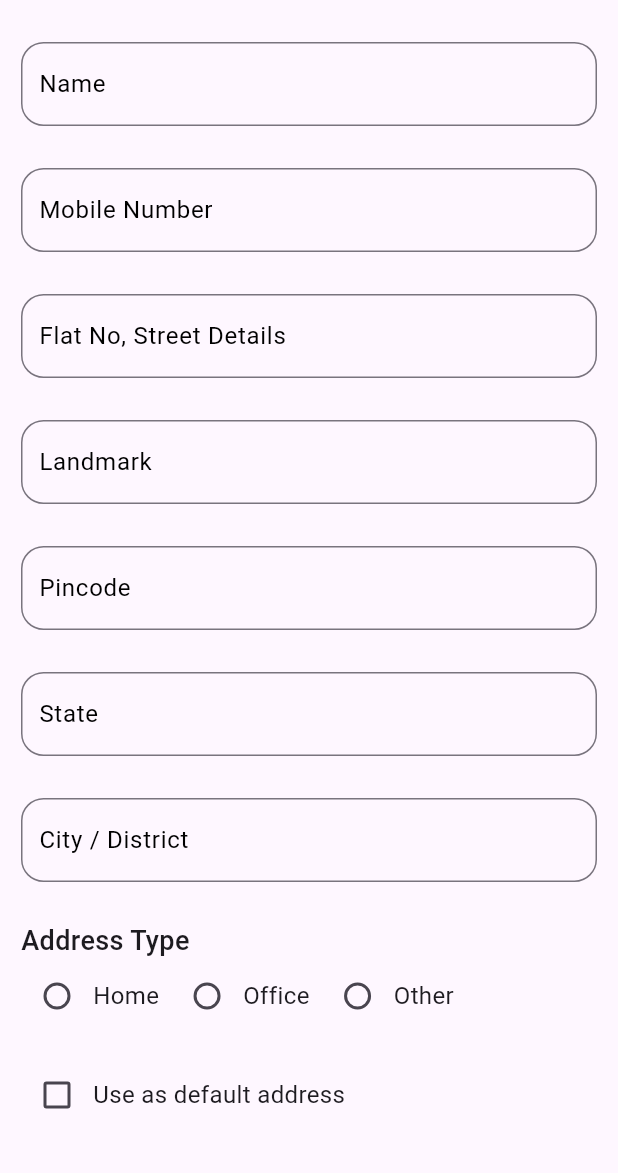
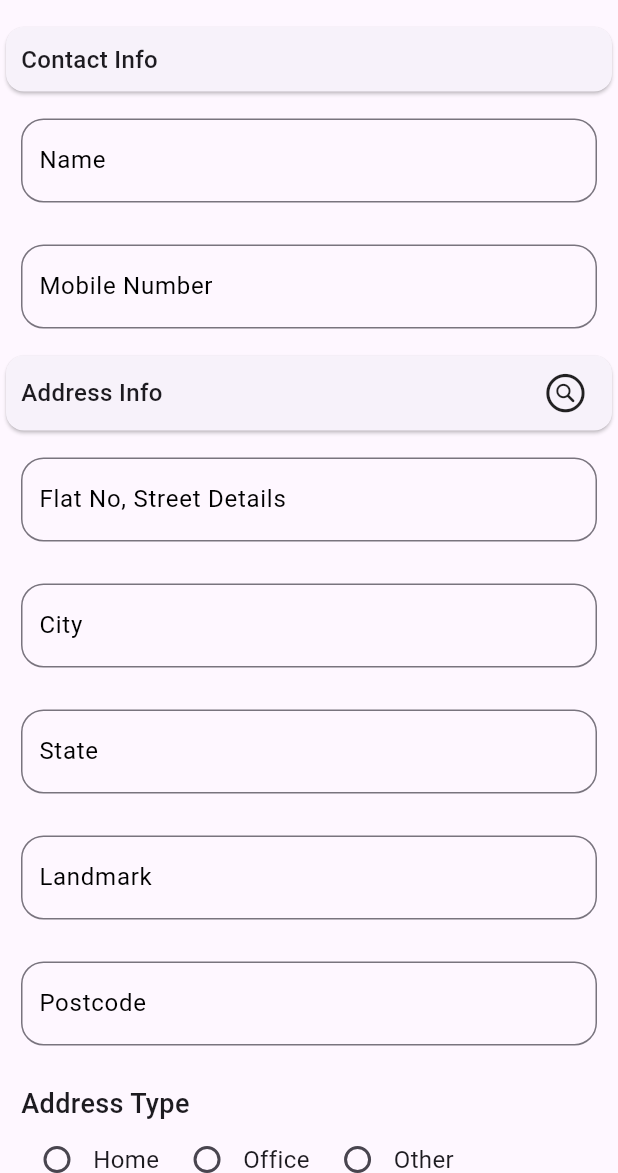
Before and after one commit to 200MUSTAFA001/E-Commerce_App, a Flutter app: the AddNewAddressPage screen opened by its route, on a phone screen of 412 x 824 dp, the part 63-1236 px from its top. Run offline on Flutter 3.47's test engine with Material 3 defaults, Android fonts, the phone set to English and light mode, and no system bars; our stand-ins replace cached_network_image, dartx, dio, flutter_bloc, flutter_dotenv, flutter_rating_bar and 10 more; network calls fail.

Commit message:
feat: implement address search functionality and refactor address forms

```diff
--- a/lib/app_router.dart
+++ b/lib/app_router.dart
@@ -2,9 +2,12 @@
 // Project imports:
 import 'package:api_app/data/models/address_model.dart';
 import 'package:api_app/data/models/category_item_model.dart';
+import 'package:api_app/data/repository/address_repo.dart';
 import 'package:api_app/data/repository/products_repo.dart';
+import 'package:api_app/data/services/address_service.dart';
 import 'package:api_app/data/services/products_service.dart';
 import 'package:api_app/logic/cubit/address_cubit.dart';
+import 'package:api_app/logic/cubit/address_service_cubit.dart';
 import 'package:api_app/logic/cubit/search_cubit.dart';
 import 'package:api_app/presentation/screens/cart/cart_page.dart';
 import 'package:api_app/presentation/screens/categories_page.dart';
@@ -105,8 +108,14 @@ class AppRouter {
       ),
       GoRoute(
         path: addNewAddressPage,
-        builder: (context, state) => BlocProvider(
-          create: (context) => AddressCubit(),
+        builder: (context, state) => MultiBlocProvider(
+          providers: [
+            BlocProvider(
+              create: (context) =>
+                  AddressServiceCubit(AddressRepo(AddressService())),
+            ),
+            BlocProvider(create: (context) => AddressCubit()),
+          ],
           child: const AddNewAddressPage(),
         ),
       ),
--- a/lib/extensions.dart
+++ b/lib/extensions.dart
@@ -19,7 +19,7 @@ extension PaddingExtension on Widget {
     );
   }
 
-  Widget allPadding({double padding = 0}) {
+  Widget allPadding(double padding) {
     return Padding(
       padding: EdgeInsets.all(padding),
       child: this,
--- a/lib/presentation/screens/user_addresses/add_new_address_page.dart
+++ b/lib/presentation/screens/user_addresses/add_new_address_page.dart
@@ -1,10 +1,15 @@
 import 'package:api_app/data/models/address_model.dart';
+import 'package:api_app/data/models/debouncer_model.dart';
 import 'package:api_app/extensions.dart';
 import 'package:api_app/logic/cubit/address_cubit.dart';
+import 'package:api_app/logic/cubit/address_service_cubit.dart';
+import 'package:flutter/cupertino.dart';
 import 'package:flutter/material.dart';
 import 'package:flutter_bloc/flutter_bloc.dart';
 import 'package:go_router/go_router.dart';
+import 'package:modal_bottom_sheet/modal_bottom_sheet.dart';
 
+import '../../widgets/address_custom_widgets/address_search_bottom_sheet.dart';
 import '../../widgets/address_custom_widgets/addresses_type_list.dart';
 import '../../widgets/address_custom_widgets/custom_text_field.dart';
 import '../../widgets/address_custom_widgets/default_address_check_box.dart';
@@ -17,19 +22,45 @@ class AddNewAddressPage extends StatefulWidget {
 }
 
 class _AddNewAddressPageState extends State<AddNewAddressPage> {
-  final TextEditingController nameController = TextEditingController();
-  final TextEditingController mobileController = TextEditingController();
-  final TextEditingController streetController = TextEditingController();
-  final TextEditingController landmarkController = TextEditingController();
-  final TextEditingController stateController = TextEditingController();
-  final TextEditingController cityDistrictController = TextEditingController();
-  final TextEditingController pinCodeController = TextEditingController();
+  final nameController = TextEditingController();
+  final mobileController = TextEditingController();
+  final streetController = TextEditingController();
+  final landmarkController = TextEditingController();
+  final stateController = TextEditingController();
+  final cityController = TextEditingController();
+  final postcodeController = TextEditingController();
+
+  final searchController = TextEditingController();
 
   AddressType? addressType;
 
   bool defaultAddress = false;
 
   AddressModel? userAddress;
+
+  final debouncer = Debouncer(duration: const Duration(milliseconds: 500));
+
+  void addressSearch(String address, bool isSearchBarEmpty) {
+    BlocProvider.of<AddressServiceCubit>(context)
+        .getSearchedAddressesList(address, isSearchBarEmpty);
+  }
+
+  bool isAddressFormFilled() {
+    if (nameController.text.isEmpty ||
+        mobileController.text.isEmpty ||
+        streetController.text.isEmpty ||
+        landmarkController.text.isEmpty ||
+        stateController.text.isEmpty ||
+        cityController.text.isEmpty ||
+        postcodeController.text.isEmpty ||
+        addressType == null) {
+      return false;
+    } else {
+      return true;
+    }
+  }
+
+  //
 
   @override
   void dispose() {
@@ -38,13 +69,16 @@ class _AddNewAddressPageState extends State<AddNewAddressPage> {
     streetController.dispose();
     landmarkController.dispose();
     stateController.dispose();
-    cityDistrictController.dispose();
-    pinCodeController.dispose();
+    cityController.dispose();
+    postcodeController.dispose();
+    searchController.dispose();
+    debouncer.dispose();
     super.dispose();
   }
 
   @override
   Widget build(BuildContext context) {
+    final cubit = BlocProvider.of<AddressServiceCubit>(context);
     return Scaffold(
       resizeToAvoidBottomInset: false,
       body: CustomScrollView(
@@ -53,15 +87,41 @@ class _AddNewAddressPageState extends State<AddNewAddressPage> {
             title: Text("Add New Address"),
             pinned: true,
           ),
+          SliverToBoxAdapter(
+            child: Card(
+              child: const Text(
+                "Contact Info",
+                style: TextStyle(fontSize: 16, fontWeight: FontWeight.w500),
+              ).allPadding(10),
+            ),
+          ),
           CustomTextField(controller: nameController, label: "Name"),
           CustomTextField(controller: mobileController, label: "Mobile Number"),
+          SliverToBoxAdapter(
+            child: Card(
+              child: Row(
+                mainAxisAlignment: MainAxisAlignment.spaceBetween,
+                children: [
+                  const Text(
+                    "Address Info",
+                    style: TextStyle(fontSize: 16, fontWeight: FontWeight.w500),
+                  ),
+                  InkWell(
+                    onTap: () {
+                      showCustomSearchAddressBottomSheet(context, cubit);
+                    },
+                    child: const Icon(CupertinoIcons.search_circle, size: 30),
+                  )
+                ],
+              ).onlyPadding(left: 10, right: 16, top: 10, bottom: 10),
+            ),
+          ),
           CustomTextField(
               controller: streetController, label: "Flat No, Street Details"),
+          CustomTextField(controller: cityController, label: "City"),
+          CustomTextField(controller: stateController, label: "State"),
           CustomTextField(controller: landmarkController, label: "Landmark"),
-          CustomTextField(controller: pinCodeController, label: "Pincode"),
-          CustomTextField(controller: stateController, label: "State"),
-          CustomTextField(
-              controller: cityDistrictController, label: "City / District"),
+          CustomTextField(controller: postcodeController, label: "Postcode"),
           SliverToBoxAdapter(
             child: Column(
               crossAxisAlignment: CrossAxisAlignment.start,
@@ -87,16 +147,7 @@ class _AddNewAddressPageState extends State<AddNewAddressPage> {
           ),
           SliverToBoxAdapter(
             child: ElevatedButton(
-              onPressed: isAddressFormFilled(
-                nameController,
-                mobileController,
-                streetController,
-                landmarkController,
-                stateController,
-                cityDistrictController,
-                pinCodeController,
-                addressType,
-              )
+              onPressed: isAddressFormFilled()
                   ? () {
                       userAddress = AddressModel(
                         name: nameController.text,
@@ -104,8 +155,8 @@ class _AddNewAddressPageState extends State<AddNewAddressPage> {
                         streetDetails: streetController.text,
                         landMark: landmarkController.text,
                         state: stateController.text,
-                        cityDistrict: cityDistrictController.text,
-                        pinCode: pinCodeController.text,
+                        cityDistrict: cityController.text,
+                        pinCode: postcodeController.text,
                         addressType: addressType!,
                       ).copyWith(defaultAddress: defaultAddress);
 
@@ -124,34 +175,39 @@ class _AddNewAddressPageState extends State<AddNewAddressPage> {
                 "Save Address",
                 style: TextStyle(fontSize: 18, color: Colors.white),
               ),
-            ).allPadding(padding: 20),
+            ).allPadding(20),
           ),
         ],
       ),
     );
   }
+
+  Future<dynamic> showCustomSearchAddressBottomSheet(
+      BuildContext context, AddressServiceCubit cubit) {
+    return showBarModalBottomSheet(
+      shape: const RoundedRectangleBorder(
+          borderRadius: BorderRadius.only(
+              topLeft: Radius.circular(15), topRight: Radius.circular(15))),
+      context: context,
+      builder: (context) {
+        return BlocProvider.value(
+          value: cubit,
+          child: AddressSearchBottomSheet(
+            searchController: searchController,
+            onChanged: (value) {
+              debouncer.run(() => addressSearch(value, value.isEmpty));
+            },
+            addressDetails: (address) {
+              streetController.text = address.displayName;
+              cityController.text = address.address.city ?? "";
+              stateController.text = address.address.state ?? "";
+              landmarkController.text = address.address.road ?? "";
+              postcodeController.text = address.address.postcode ?? "";
+            },
+          ),
+        );
+      },
+    );
+  }
+//
 }
-
-bool isAddressFormFilled(
-  TextEditingController nameController,
-  TextEditingController mobileController,
-  TextEditingController streetController,
-  TextEditingController landmarkController,
-  TextEditingController stateController,
-  TextEditingController cityController,
-  TextEditingController pinCodeController,
-  AddressType? addressType,
-) {
-  if (nameController.text.isEmpty ||
-      mobileController.text.isEmpty ||
-      streetController.text.isEmpty ||
-      landmarkController.text.isEmpty ||
-      stateController.text.isEmpty ||
-      cityController.text.isEmpty ||
-      pinCodeController.text.isEmpty ||
-      addressType == null) {
-    return false;
-  } else {
-    return true;
-  }
-}
--- a/lib/presentation/screens/user_addresses/user_addresses_page.dart
+++ b/lib/presentation/screens/user_addresses/user_addresses_page.dart
@@ -19,7 +19,7 @@ class UserAddressesPage extends StatelessWidget {
               child: const Text(
                 "Default Address",
                 style: TextStyle(fontSize: 16, fontWeight: FontWeight.w500),
-              ).allPadding(padding: 10),
+              ).allPadding(10),
             ),
           ),
           const DefaultAddressCard(),
@@ -28,7 +28,7 @@ class UserAddressesPage extends StatelessWidget {
               child: const Text(
                 "Other Addresses",
                 style: TextStyle(fontSize: 16, fontWeight: FontWeight.w500),
-              ).allPadding(padding: 10),
+              ).allPadding(10),
             ),
           ),
           const OtherAddressesList()
--- a/lib/presentation/widgets/address_custom_widgets/address_card.dart
+++ b/lib/presentation/widgets/address_custom_widgets/address_card.dart
@@ -35,7 +35,6 @@ class AddressCard extends StatelessWidget {
               addressItem.streetDetails,
               style: const TextStyle(fontSize: 16, color: Colors.black54),
             ),
-            Text("${addressItem.defaultAddress}"),
             const SizedBox(height: 20),
             Row(
               crossAxisAlignment: CrossAxisAlignment.start,
--- a/lib/presentation/widgets/address_custom_widgets/custom_text_field.dart
+++ b/lib/presentation/widgets/address_custom_widgets/custom_text_field.dart
@@ -29,7 +29,7 @@ class CustomTextField extends StatelessWidget {
           border: OutlineInputBorder(
               gapPadding: 0, borderRadius: BorderRadius.circular(15)),
         ),
-      ).allPadding(padding: 14),
+      ).allPadding(14),
     );
   }
 }
--- a/lib/presentation/widgets/custom_widgets/product_card.dart
+++ b/lib/presentation/widgets/custom_widgets/product_card.dart
@@ -182,7 +182,7 @@ class _ProductCardState extends State<ProductCard> {
             ],
           )
         ],
-      ).allPadding(padding: 10),
+      ).allPadding(10),
     );
   }
 }
--- a/lib/presentation/widgets/home_page_custom_widgets/offer_banner.dart
+++ b/lib/presentation/widgets/home_page_custom_widgets/offer_banner.dart
@@ -27,7 +27,7 @@ class OfferBanner extends StatelessWidget {
           borderRadius: BorderRadius.circular(50),
           child: Image.asset(
             bannerImage,
-          ).allPadding(padding: 8),
+          ).allPadding(8),
         ),
       ),
     );
```
Also changed, not shown: lib/logic/cubit/address_service_cubit.dart (+8 -3 lines), lib/presentation/screens/user_addresses/edit_address_page.dart (+49 -52 lines), lib/presentation/widgets/address_custom_widgets/address_search_bar.dart (added, +23 -0 lines), lib/presentation/widgets/address_custom_widgets/address_search_bottom_sheet.dart (added, +33 -0 lines), lib/presentation/widgets/address_custom_widgets/address_search_list.dart (added, +46 -0 lines), lib/presentation/widgets/search_page_custom_widgets/custom_bottom_sheet.dart (+3 -4 lines).
